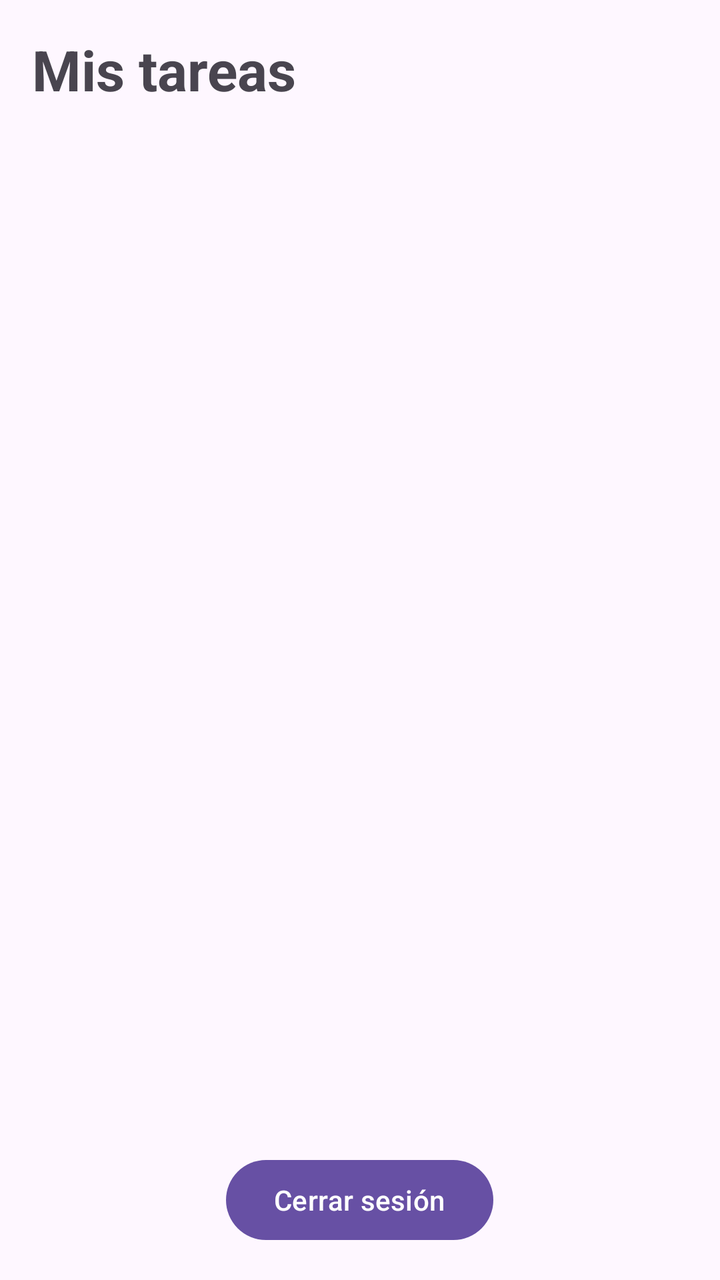
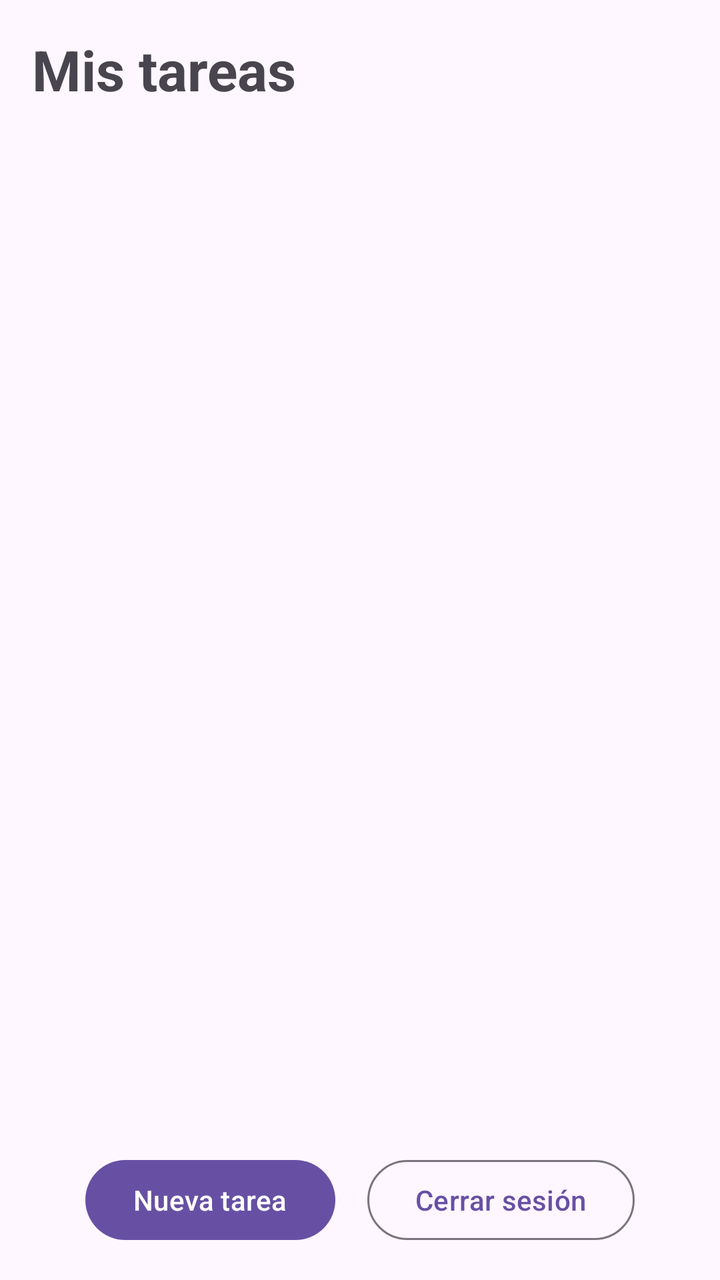

Screens rendered from an Android XML layout before and after an edit, with the pre-edit source and the edit as a unified diff.
<!-- AndroidManifest.xml: application theme Theme.PROYECTO -->
<!-- res/layout/activity_lista_tareas.xml -->
<?xml version="1.0" encoding="utf-8"?>
<LinearLayout xmlns:android="http://schemas.android.com/apk/res/android"
    android:layout_width="match_parent"
    android:layout_height="match_parent"
    android:orientation="vertical"
    android:padding="16dp">

    <TextView
        android:id="@+id/tvTaskTitle"
        android:layout_width="wrap_content"
        android:layout_height="wrap_content"
        android:layout_marginBottom="16dp"
        android:text="@string/task_list_title"
        android:textSize="28sp"
        android:textStyle="bold" />

    <androidx.recyclerview.widget.RecyclerView
        android:id="@+id/rvTasks"
        android:layout_width="match_parent"
        android:layout_height="0dp"
        android:layout_weight="1" />

    <com.google.android.material.button.MaterialButton
        android:id="@+id/btnLogout"
        android:layout_width="wrap_content"
        android:layout_height="wrap_content"
        android:layout_gravity="center_horizontal"
        android:text="@string/logout_button" />
</LinearLayout>
<!-- resources referenced by this layout -->
<resources>
  <string name="logout_button">Cerrar sesión</string>
  <string name="task_list_title">Mis tareas</string>
  <style name="Theme.PROYECTO" parent="Base.Theme.PROYECTO" />
  <style name="Base.Theme.PROYECTO" parent="Theme.Material3.DayNight.NoActionBar">
          
          
      </style>
</resources>

<!-- the commit's change to res/layout/activity_lista_tareas.xml (unified diff, before → after) -->
@@ -2,28 +2,51 @@
 <LinearLayout xmlns:android="http://schemas.android.com/apk/res/android"
     android:layout_width="match_parent"
     android:layout_height="match_parent"
-    android:orientation="vertical"
-    android:padding="16dp">
+    android:orientation="vertical">
 
     <TextView
         android:id="@+id/tvTaskTitle"
         android:layout_width="wrap_content"
         android:layout_height="wrap_content"
-        android:layout_marginBottom="16dp"
+        android:layout_margin="16dp"
         android:text="@string/task_list_title"
         android:textSize="28sp"
         android:textStyle="bold" />
+
+    <TextView
+        android:id="@+id/tvEmpty"
+        android:layout_width="match_parent"
+        android:layout_height="wrap_content"
+        android:layout_marginHorizontal="16dp"
+        android:text="@string/task_empty"
+        android:visibility="gone" />
 
     <androidx.recyclerview.widget.RecyclerView
         android:id="@+id/rvTasks"
         android:layout_width="match_parent"
         android:layout_height="0dp"
+        android:layout_marginHorizontal="16dp"
         android:layout_weight="1" />
 
-    <com.google.android.material.button.MaterialButton
-        android:id="@+id/btnLogout"
-        android:layout_width="wrap_content"
+    <LinearLayout
+        android:layout_width="match_parent"
         android:layout_height="wrap_content"
-        android:layout_gravity="center_horizontal"
-        android:text="@string/logout_button" />
+        android:gravity="center"
+        android:orientation="horizontal"
+        android:padding="16dp">
+
+        <com.google.android.material.button.MaterialButton
+            android:id="@+id/btnAdd"
+            android:layout_width="wrap_content"
+            android:layout_height="wrap_content"
+            android:text="@string/add_task_button" />
+
+        <com.google.android.material.button.MaterialButton
+            android:id="@+id/btnLogout"
+            style="@style/Widget.Material3.Button.OutlinedButton"
+            android:layout_width="wrap_content"
+            android:layout_height="wrap_content"
+            android:layout_marginStart="16dp"
+            android:text="@string/logout_button" />
+    </LinearLayout>
 </LinearLayout>
<!-- resource entries referenced after the edit -->
@@ -1,6 +1,8 @@
 <!-- resources referenced by this layout -->
 <resources>
+  <string name="add_task_button">Nueva tarea</string>
   <string name="logout_button">Cerrar sesión</string>
+  <string name="task_empty">No tienes tareas. Pulsa Nueva tarea para agregar una.</string>
   <string name="task_list_title">Mis tareas</string>
   <style name="Theme.PROYECTO" parent="Base.Theme.PROYECTO" />
   <style name="Base.Theme.PROYECTO" parent="Theme.Material3.DayNight.NoActionBar">
